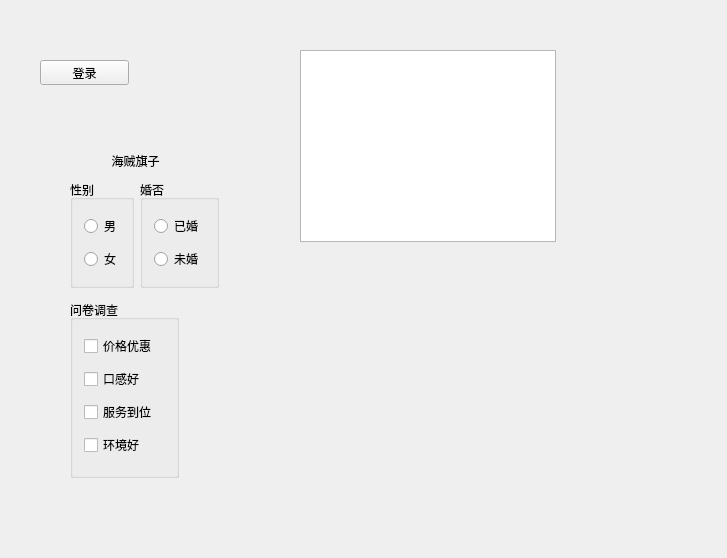
Before: the Qt Designer form QT_Application1/07_Qt_Control/widget.ui in LiZhangxun/Expanded-language-knowledge, drawn with Qt 5.
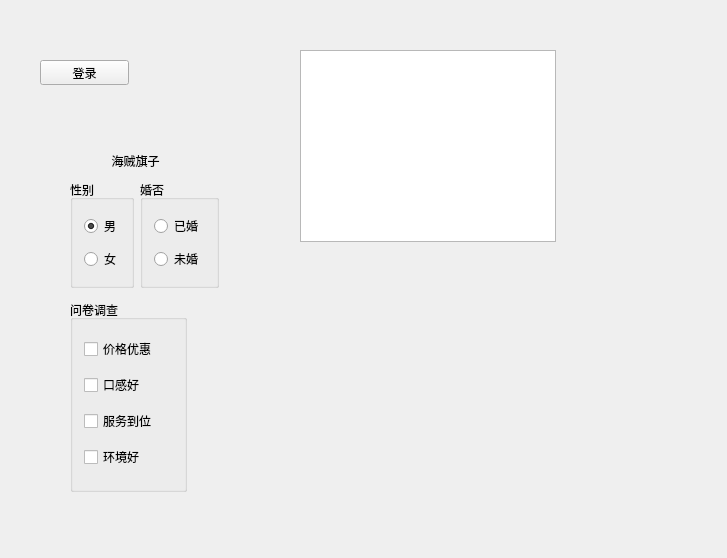
After: the same form once the commit is applied. Icons and pictures are not drawn.

```diff
--- a/QT_Application1/07_Qt_Control/widget.ui
+++ b/QT_Application1/07_Qt_Control/widget.ui
@@ -79,6 +79,12 @@
       <property name="text">
        <string>男</string>
       </property>
+      <property name="checkable">
+       <bool>true</bool>
+      </property>
+      <property name="checked">
+       <bool>true</bool>
+      </property>
      </widget>
     </item>
     <item>
@@ -124,8 +130,8 @@
     <rect>
      <x>70</x>
      <y>300</y>
-     <width>109</width>
-     <height>178</height>
+     <width>117</width>
+     <height>192</height>
     </rect>
    </property>
    <property name="title">
```
Left out of the diff: 4 changed lines with no effect on the pictures.
